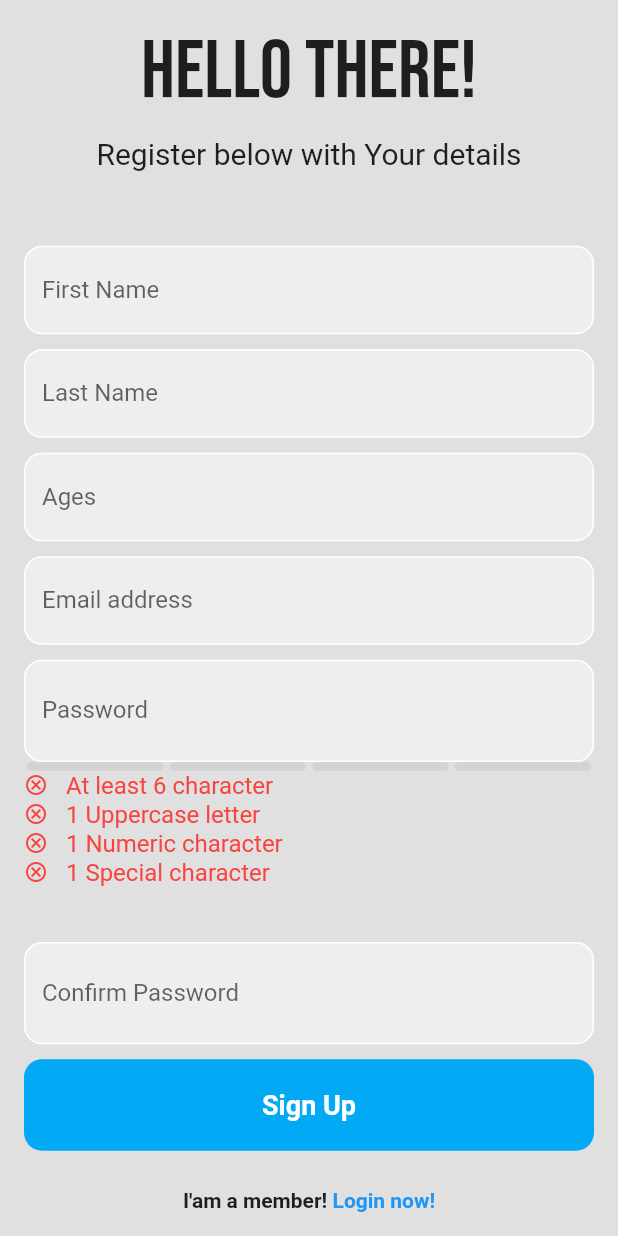
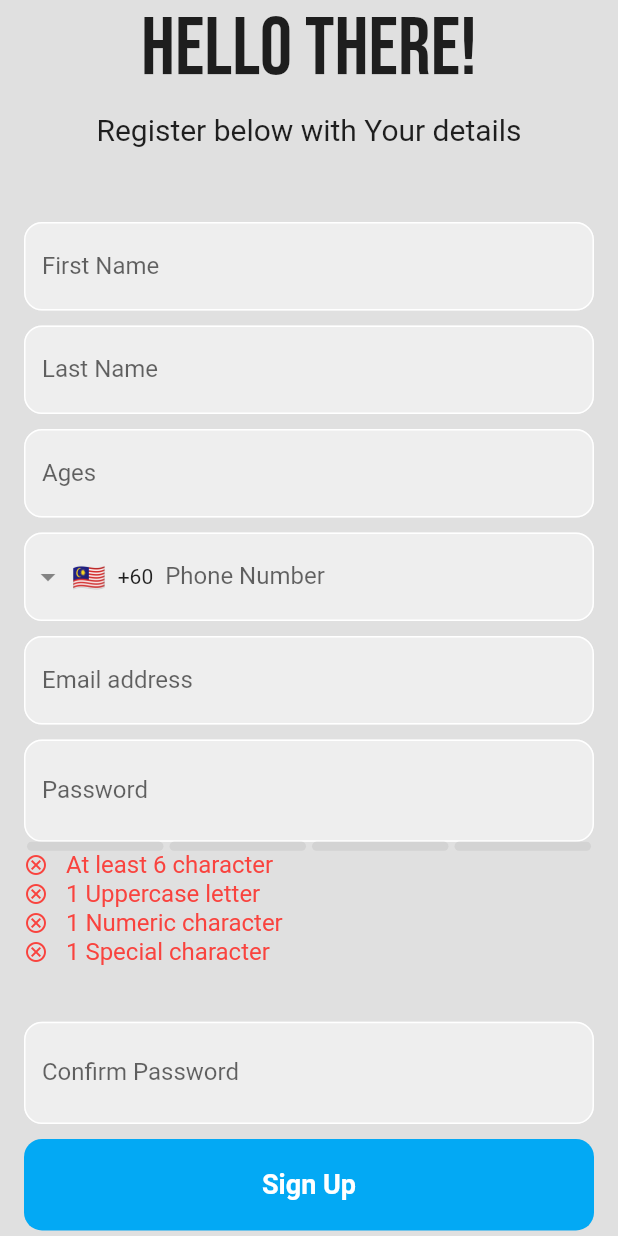
Before and after one commit to kaptenbintang/Practice_Flutter, a Flutter app: the RegisterPage screen opened directly with empty values, on a phone screen of 412 x 824 dp. Run offline on Flutter 3.47's test engine with Material 2 defaults, Android fonts, the phone set to English and light mode, and no system bars; drawn by our look-alikes of flutter_pw_validator, intl_phone_field; our stand-ins replace cloud_firestore, curved_navigation_bar, email_validator, firebase_auth, firebase_core, firebase_storage and 3 more; missing offline and left inert: dart:html, qrscan; accounts and stored records are empty.

Commit message:
chore: add international phone number picker

```diff
--- a/login_uix_firebase/lib/pages/register_page.dart
+++ b/login_uix_firebase/lib/pages/register_page.dart
@@ -4,10 +4,12 @@ import 'package:email_validator/email_validator.dart';
 import 'package:firebase_auth/firebase_auth.dart';
 import 'package:flutter/material.dart';
 import 'package:flutter/services.dart';
+import 'package:flutter_pw_validator/Utilities/Validator.dart';
 import 'package:flutter_pw_validator/flutter_pw_validator.dart';
 import 'package:google_fonts/google_fonts.dart';
 import 'dart:math';
 import 'package:flutter/foundation.dart';
+import 'package:intl_phone_field/intl_phone_field.dart';
 
 class RegisterPage extends StatefulWidget {
   final VoidCallback showLoginPage;
@@ -25,9 +27,11 @@ class _RegisterPageState extends State<RegisterPage> {
   final _firstNameController = TextEditingController();
   final _lastNameController = TextEditingController();
   final _ageController = TextEditingController();
+  final _phoneNumberController = TextEditingController();
   final FirebaseAuth auth = FirebaseAuth.instance;
   final _formKey = GlobalKey<FormState>();
   final FirebaseFirestore db = FirebaseFirestore.instance;
+  final countryDial = "0";
   bool isEmail(String input) => EmailValidator.validate(input);
   bool _isHidden = true;
   void _togglePasswordView() {
@@ -45,6 +49,7 @@ class _RegisterPageState extends State<RegisterPage> {
     _firstNameController.dispose();
     _lastNameController.dispose();
     _ageController.dispose();
+    _phoneNumberController.dispose();
     super.dispose();
   }
 
@@ -74,12 +79,12 @@ class _RegisterPageState extends State<RegisterPage> {
           } else {
             userUid = user.uid;
             addUserDetails(
-              userUid,
-              _firstNameController.text.trim(),
-              _lastNameController.text.trim(),
-              _emailController.text.trim(),
-              int.parse(_ageController.text.trim()),
-            );
+                userUid,
+                _firstNameController.text.trim(),
+                _lastNameController.text.trim(),
+                _emailController.text.trim(),
+                int.parse(_ageController.text.trim()),
+                _phoneNumberController.text.trim());
           }
         });
       } on FirebaseAuthException catch (e) {
@@ -97,12 +102,13 @@ class _RegisterPageState extends State<RegisterPage> {
   }
 
   Future addUserDetails(String uid, String firstName, String lastName,
-      String email, int age) async {
+      String email, int age, String phoneNumber) async {
     await db.collection('users').doc(uid).set({
       'firstName': firstName,
       'lastName': lastName,
       'email': email,
       'age': age,
+      'phoneNumber': countryDial + phoneNumber,
       'roles': 'user',
       'clientcode': getLastInitials(_lastNameController.text.toString()) +
           getInitials(_firstNameController.text.toString()) +
@@ -299,6 +305,41 @@ class _RegisterPageState extends State<RegisterPage> {
 
                   SizedBox(height: 10),
 
+                  Padding(
+                      padding: const EdgeInsets.symmetric(horizontal: 16.0),
+                      child: IntlPhoneField(
+                        keyboardType: TextInputType.number,
+                        inputFormatters: <TextInputFormatter>[
+                          FilteringTextInputFormatter.digitsOnly,
+                          LengthLimitingTextInputFormatter(11)
+                        ],
+                        controller: _phoneNumberController,
+                        showCountryFlag: true,
+                        showDropdownIcon: true,
+                        initialCountryCode: 'MY',
+                        disableLengthCheck: true,
+                        decoration: InputDecoration(
+                          labelText: "Phone Number",
+                          border: OutlineInputBorder(
+                              borderSide: BorderSide(color: Colors.blue),
+                              borderRadius: BorderRadius.circular(12)),
+                          enabledBorder: OutlineInputBorder(
+                              borderSide: BorderSide(color: Colors.white),
+                              borderRadius: BorderRadius.circular(12)),
+                          fillColor: Colors.grey[200],
+                          filled: true,
+                        ),
+                        validator: (value) {
+                          if (value!.toString().isEmpty) {
+                            return "Enter correct phone number";
+                          } else {
+                            return null;
+                          }
+                        },
+                      )),
+
+                  SizedBox(height: 10),
+
                   // email textfield
                   Padding(
                     padding: const EdgeInsets.symmetric(horizontal: 16.0),
--- a/login_uix_firebase/pubspec.yaml
+++ b/login_uix_firebase/pubspec.yaml
@@ -49,6 +49,7 @@ dependencies:
   file_picker: ^5.2.2
   cross_file: ^0.3.3+2
   data_table_2: ^2.3.8
+  intl_phone_field: ^3.1.0
 
 dev_dependencies:
   flutter_test:
```
Also changed, not shown: login_uix_firebase/pubspec.lock.
